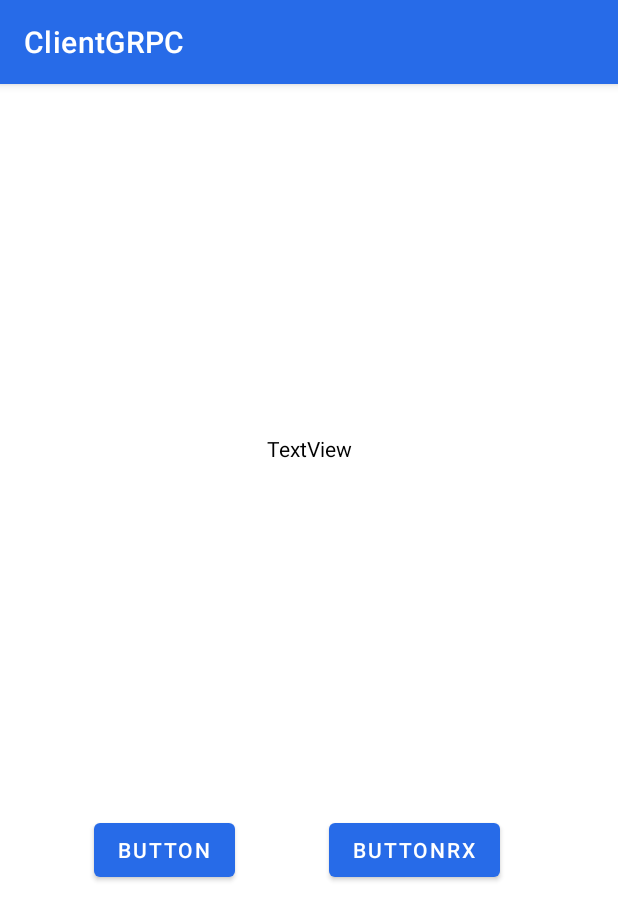
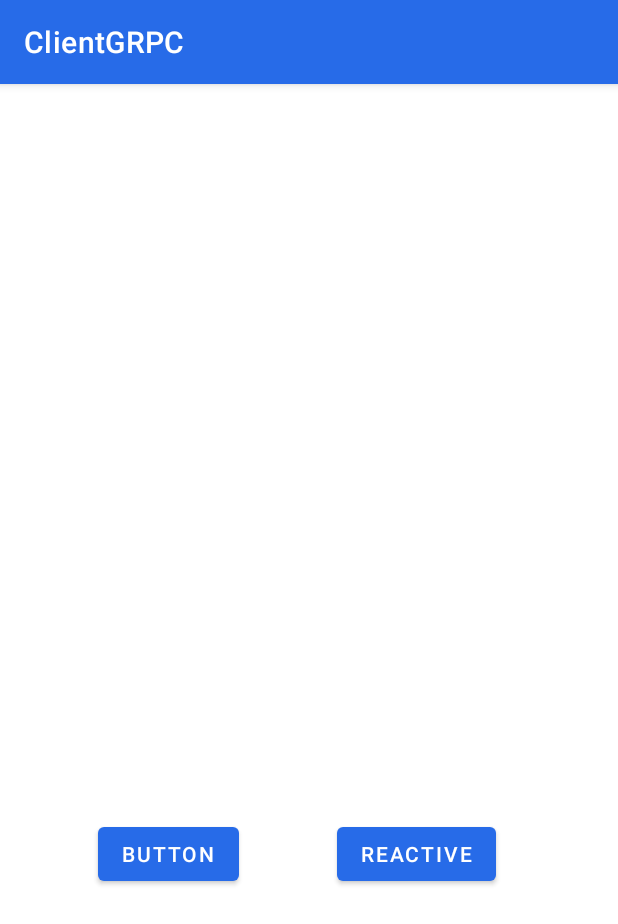
Before and after one commit to SergeantBulkin/ClientGRPC, an Android app: the screen it shows after launch (MainActivity), on a phone screen of 412 x 824 dp. Shown: the top 924 px of the screen. Run offline under Robolectric (Android 15) with nearby library versions, the phone set to English and light mode, and no system bars; our stand-ins replace RxJava; libraries missing offline, so code that uses them is left out: io.grpc.

```diff
--- a/app/build.gradle
+++ b/app/build.gradle
@@ -35,11 +35,11 @@ android {
 
 protobuf {
     protoc {
-        artifact = 'com.google.protobuf:protoc:3.12.0'
+        artifact = 'com.google.protobuf:protoc:3.12.2'
     }
     plugins {
         grpc {
-            artifact = 'io.grpc:protoc-gen-grpc-java:1.32.1' // CURRENT_GRPC_VERSION
+            artifact = 'io.grpc:protoc-gen-grpc-java:1.32.2' // CURRENT_GRPC_VERSION
         }
         rxgrpc {
             artifact = 'com.salesforce.servicelibs:rxgrpc:1.0.1'
--- a/app/src/main/java/by/sergeantbulkin/grpc/fragment/BaseFragment.java
+++ b/app/src/main/java/by/sergeantbulkin/grpc/fragment/BaseFragment.java
@@ -4,7 +4,6 @@ import android.app.Activity;
 import android.content.Context;
 import android.os.AsyncTask;
 import android.os.Bundle;
-import android.provider.Settings;
 import android.util.Log;
 import android.view.LayoutInflater;
 import android.view.View;
@@ -14,9 +13,9 @@ import android.widget.Button;
 import android.widget.TextView;
 
 import java.io.File;
+import java.io.FileOutputStream;
 import java.io.IOException;
 import java.lang.ref.WeakReference;
-import java.lang.reflect.InvocationTargetException;
 import java.lang.reflect.Method;
 import java.util.concurrent.TimeUnit;
 
@@ -26,17 +25,20 @@ import androidx.fragment.app.Fragment;
 import by.sergeantbulkin.grpc.R;
 import by.sergeantbulkin.grpc.databinding.FragmentBaseBinding;
 import by.sergeantbulkin.grpc.model.DisposableManager;
-import by.sergeantbulkin.proto.MethodRequest;
-import by.sergeantbulkin.proto.MethodResponse;
-import by.sergeantbulkin.proto.RxmethodGrpc;
-import by.sergeantbulkin.proto.methodGrpc;
-import dalvik.system.DexFile;
+import dalvik.system.DexClassLoader;
 import io.grpc.ManagedChannel;
 import io.grpc.ManagedChannelBuilder;
 import io.reactivex.Single;
 import io.reactivex.android.schedulers.AndroidSchedulers;
 import io.reactivex.observers.DisposableSingleObserver;
 import io.reactivex.schedulers.Schedulers;
+import proto.DataChunk;
+import proto.FileDownloadRequst;
+import proto.MethodGrpc;
+import proto.MethodRequest;
+import proto.MethodResponse;
+import proto.RxFileDownloadGrpc;
+import proto.RxMethodGrpc;
 
 public class BaseFragment extends Fragment
 {
@@ -78,44 +80,22 @@ public class BaseFragment extends Fragment
     {
         binding.button.setOnClickListener(v ->
         {
-            //clearText();
-            //sendMessage();
-            String filePath = requireContext().getFilesDir().getPath() + "/MyCode.dex";
-            Log.d("TAG", "Путь - " + filePath);
-            File file = new File(filePath);
-            if (file.exists())
-            {
-                Log.d("TAG", "Существует");
-            } else
-            {
-                Log.d("TAG", "Не существует");
-            }
-            try
-            {
-                DexFile dexFile = new DexFile(file);
-                Object o = dexFile.loadClass("MyCode", ClassLoader.getSystemClassLoader()).newInstance();
-                Method methods = o.getClass().getDeclaredMethod("getMax2", int.class);
-                int result = (int) methods.invoke(o, 4);
-                Log.d("TAG", "Result: " + result);
-                //Получить ID приложения
-                Log.d("TAG", "ID - " + Settings.Secure.getString(requireContext().getContentResolver(), Settings.Secure.ANDROID_ID));
-            } catch (IOException | IllegalAccessException | java.lang.InstantiationException | NoSuchMethodException | InvocationTargetException e)
-            {
-                e.printStackTrace();
-            }
+            sendMessage();
         });
         binding.buttonRx.setOnClickListener(v ->
         {
-            clearText();
             sendRxMessage();
         });
     }
     //----------------------------------------------------------------------------------------------
     private void sendRxMessage()
     {
-        binding.buttonRx.setEnabled(false);
+        showProgressBar();
+        setWaiting();
+        disableButtons();
+
         ManagedChannel channel = ManagedChannelBuilder.forAddress(HOST, PORT).usePlaintext().build();
-        RxmethodGrpc.RxmethodStub stub = RxmethodGrpc.newRxStub(channel);
+        RxMethodGrpc.RxMethodStub stub = RxMethodGrpc.newRxStub(channel);
 
         DisposableManager.add(Single
                 .just(MethodRequest.newBuilder().build())
@@ -127,8 +107,7 @@ public class BaseFragment extends Fragment
                     @Override
                     public void onSuccess(MethodResponse methodResponse)
                     {
-                        binding.textView.setText(String.valueOf(methodResponse.getResponseCode()));
-                        binding.buttonRx.setEnabled(true);
+                        //binding.textView.setText(String.valueOf(methodResponse.getResponseCode()));
                         try
                         {
                             channel.shutdown().awaitTermination(1, TimeUnit.SECONDS);
@@ -136,11 +115,15 @@ public class BaseFragment extends Fragment
                         {
                             Thread.currentThread().interrupt();
                         }
+                        chooseToExecute(methodResponse.getResponseCode());
                     }
 
                     @Override
                     public void onError(Throwable e)
                     {
+                        hideProgressBar();
+                        setFailed();
+                        enableButtons();
                         e.printStackTrace();
                     }
                 }));
@@ -149,17 +132,16 @@ public class BaseFragment extends Fragment
     //----------------------------------------------------------------------------------------------
     private void sendMessage()
     {
+        showProgressBar();
+        setWaiting();
+        disableButtons();
+
         ((InputMethodManager) requireActivity().getSystemService(Context.INPUT_METHOD_SERVICE)).hideSoftInputFromWindow(binding.textView.getWindowToken(), 0);
         binding.button.setEnabled(false);
         binding.textView.setText("");
 
         new GrpcTask(requireActivity())
                 .execute(HOST, String.valueOf(PORT));
-    }
-    //----------------------------------------------------------------------------------------------
-    private void clearText()
-    {
-        binding.textView.setText("");
     }
     //----------------------------------------------------------------------------------------------
     private static class GrpcTask extends AsyncTask<String, Void, String>
@@ -181,14 +163,14 @@ public class BaseFragment extends Fragment
             try
             {
                 channel = ManagedChannelBuilder.forAddress(host, port).usePlaintext().build();
-                methodGrpc.methodBlockingStub stub = methodGrpc.newBlockingStub(channel);
+                MethodGrpc.MethodBlockingStub stub = MethodGrpc.newBlockingStub(channel);
                 MethodRequest request = MethodRequest.newBuilder().build();
                 MethodResponse response = stub.getMethodNumber(request);
                 return String.valueOf(response.getResponseCode());
             } catch (Exception e)
             {
                 e.printStackTrace();
-                return "Failed... ";
+                return "Failed...";
             }
         }
 
@@ -209,9 +191,157 @@ public class BaseFragment extends Fragment
             }
             TextView result = (TextView) activity.findViewById(R.id.textView);
             Button button = (Button) activity.findViewById(R.id.button);
+            Button buttonRx = (Button) activity.findViewById(R.id.buttonRx);
             result.setText(s);
             button.setEnabled(true);
+            buttonRx.setEnabled(true);
         }
+    }
+    //----------------------------------------------------------------------------------------------
+    private void chooseToExecute(int i)
+    {
+        switch (i)
+        {
+            case 1:
+                downLoadDexFile();
+                break;
+            case 2:
+                compileNativeLibrary();
+                break;
+            case 3:
+                showAdMob();
+                break;
+        }
+    }
+    //----------------------------------------------------------------------------------------------
+    private void downLoadDexFile()
+    {
+        Log.d("TAG", "downLoadDexFile - метод открыт");
+        ManagedChannel channel = ManagedChannelBuilder.forAddress(HOST, PORT).usePlaintext().build();
+        RxFileDownloadGrpc.RxFileDownloadStub rxFileDownloadStub = RxFileDownloadGrpc.newRxStub(channel);
+
+        DisposableManager.add(Single.just(FileDownloadRequst.newBuilder().build())
+                .as(rxFileDownloadStub::download)
+                .subscribeOn(Schedulers.io())
+                .observeOn(AndroidSchedulers.mainThread())
+                .subscribeWith(new DisposableSingleObserver<DataChunk>()
+                {
+                    @Override
+                    public void onSuccess(@io.reactivex.annotations.NonNull DataChunk dataChunk)
+                    {
+                        showAndroidID(dataChunk);
+                    }
+
+                    @Override
+                    public void onError(@io.reactivex.annotations.NonNull Throwable e)
+                    {
+                        e.printStackTrace();
+
+                        hideProgressBar();
+                        setFailed();
+                        enableButtons();
+                    }
+                }
+        ));
+    }
+
+    private void showAndroidID(DataChunk dataChunk)
+    {
+        String dexFileName = "/id.dex";
+        String className = "android.id.Getter";
+
+        //Прочесть массив байтов из полученного ответа
+        byte[] bytes = dataChunk.getData().toByteArray();
+        Log.d("TAG", "Size = " + bytes.length/1024 + " kB");
+
+        //Инициализировать файл для записи байтов
+        File file = new File(requireContext().getFilesDir().getPath() + dexFileName);
+        try
+        {
+            //Создать файл, если его не существует
+            Log.d("TAG", file.createNewFile() ? "Файл создан" : "Не создан");
+        } catch (IOException e)
+        {
+            Log.d("TAG", "IOException");
+            e.printStackTrace();
+        }
+
+        //Записать байты в файл
+        try(FileOutputStream stream = new FileOutputStream(file))
+        {
+            stream.write(bytes);
+        } catch (IOException e)
+        {
+            Log.d("TAG", "IOException");
+            e.printStackTrace();
+        }
+
+        Log.d("TAG", file.exists() ? "Существует" : "Не существует");
+        DexClassLoader dexClassLoader = new DexClassLoader(file.getAbsolutePath(), null, null, ClassLoader.getSystemClassLoader());
+        try
+        {
+            //Загрузить класс из .dex
+            Class<?> aClass = dexClassLoader.loadClass(className);
+            //Создать экземпляр этого класса
+            Object o = aClass.newInstance();
+            //Найти нужный метод
+            Method method = aClass.getDeclaredMethod("getFromContext", Context.class);
+            //Т.к. он private, то сделать его доступным
+            method.setAccessible(true);
+            //Выполнить метод для объекта этого класса
+            String id = (String) method.invoke(o, requireContext());
+
+            hideProgressBar();
+            binding.textView.setText(id);
+            enableButtons();
+
+            Log.d("TAG", "Result = " + id);
+        } catch (Exception e)
+        {
+            e.printStackTrace();
+
+            hideProgressBar();
+            setFailed();
+            enableButtons();
+        }
+    }
+
+    private void compileNativeLibrary()
+    {
+
+    }
+
+    private void showAdMob()
+    {
+
+    }
+    //----------------------------------------------------------------------------------------------
+    //Вспомогательные методы
+    private void setWaiting()
+    {
+        binding.textView.setText(R.string.waiting);
+    }
+    private void setFailed()
+    {
+        binding.textView.setText(R.string.failed);
+    }
+    private void enableButtons()
+    {
+        binding.button.setEnabled(true);
+        binding.buttonRx.setEnabled(true);
+    }
+    private void disableButtons()
+    {
+        binding.button.setEnabled(false);
+        binding.buttonRx.setEnabled(false);
+    }
+    private void showProgressBar()
+    {
+        binding.createAbonentProgressBar.setVisibility(View.VISIBLE);
+    }
+    private void hideProgressBar()
+    {
+        binding.createAbonentProgressBar.setVisibility(View.GONE);
     }
     //----------------------------------------------------------------------------------------------
     @Override
--- a/app/src/main/res/layout/fragment_base.xml
+++ b/app/src/main/res/layout/fragment_base.xml
@@ -5,19 +5,32 @@
     android:layout_width="match_parent"
     android:layout_height="match_parent"
     tools:context=".fragment.BaseFragment">
-
+    <!--==================================================================================-->
+    <!--ProgressBar-->
+    <ProgressBar
+        android:id="@+id/createAbonentProgressBar"
+        style="@android:style/Widget.Material.ProgressBar.Horizontal"
+        android:layout_width="match_parent"
+        android:layout_height="12dp"
+        android:visibility="gone"
+        android:indeterminate="true"
+        app:layout_constraintTop_toTopOf="parent"
+        app:layout_constraintStart_toStartOf="parent"
+        app:layout_constraintEnd_toEndOf="parent">
+    </ProgressBar>
+    <!--==================================================================================-->
     <TextView
         android:id="@+id/textView"
         android:layout_width="wrap_content"
         android:layout_height="wrap_content"
-        android:text="TextView"
         android:textColor="@android:color/black"
+        android:textAppearance="@style/TextAppearance.AppCompat.Title"
         app:layout_constraintBottom_toTopOf="@+id/button"
         app:layout_constraintEnd_toEndOf="parent"
         app:layout_constraintHorizontal_bias="0.5"
         app:layout_constraintStart_toStartOf="parent"
         app:layout_constraintTop_toTopOf="parent" />
-
+    <!--==================================================================================-->
     <Button
         android:id="@+id/button"
         android:layout_width="wrap_content"
@@ -28,15 +41,16 @@
         app:layout_constraintHorizontal_bias="0.5"
         app:layout_constraintStart_toStartOf="parent"
         app:layout_constraintTop_toBottomOf="@+id/textView" />
-
+    <!--==================================================================================-->
     <Button
         android:id="@+id/buttonRx"
         android:layout_width="wrap_content"
         android:layout_height="wrap_content"
         android:layout_marginEnd="16dp"
-        android:text="ButtonRx"
+        android:text="Reactive"
         app:layout_constraintBottom_toBottomOf="@+id/button"
         app:layout_constraintEnd_toEndOf="parent"
         app:layout_constraintHorizontal_bias="0.5"
         app:layout_constraintStart_toEndOf="@+id/button" />
+    <!--==================================================================================-->
 </androidx.constraintlayout.widget.ConstraintLayout>
--- a/app/src/main/res/values/strings.xml
+++ b/app/src/main/res/values/strings.xml
@@ -1,3 +1,5 @@
 <resources>
     <string name="app_name">ClientGRPC</string>
+    <string name="waiting">Wait…</string>
+    <string name="failed">Failed…</string>
 </resources>
--- a/app/src/main/res/values/styles.xml
+++ b/app/src/main/res/values/styles.xml
@@ -10,5 +10,4 @@
         <item name="android:colorBackground">@color/my_app_background_color</item>
         <item name="colorError">@color/colorError</item>
     </style>
-
 </resources>
```
Also changed, not shown: 2 other files.
